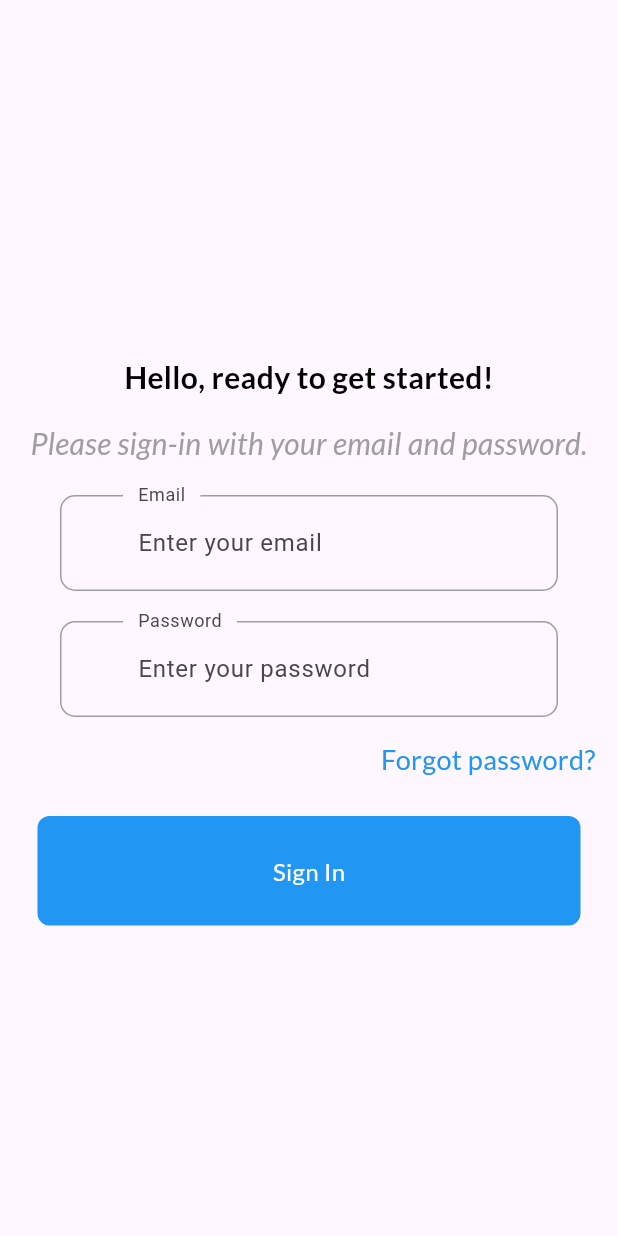
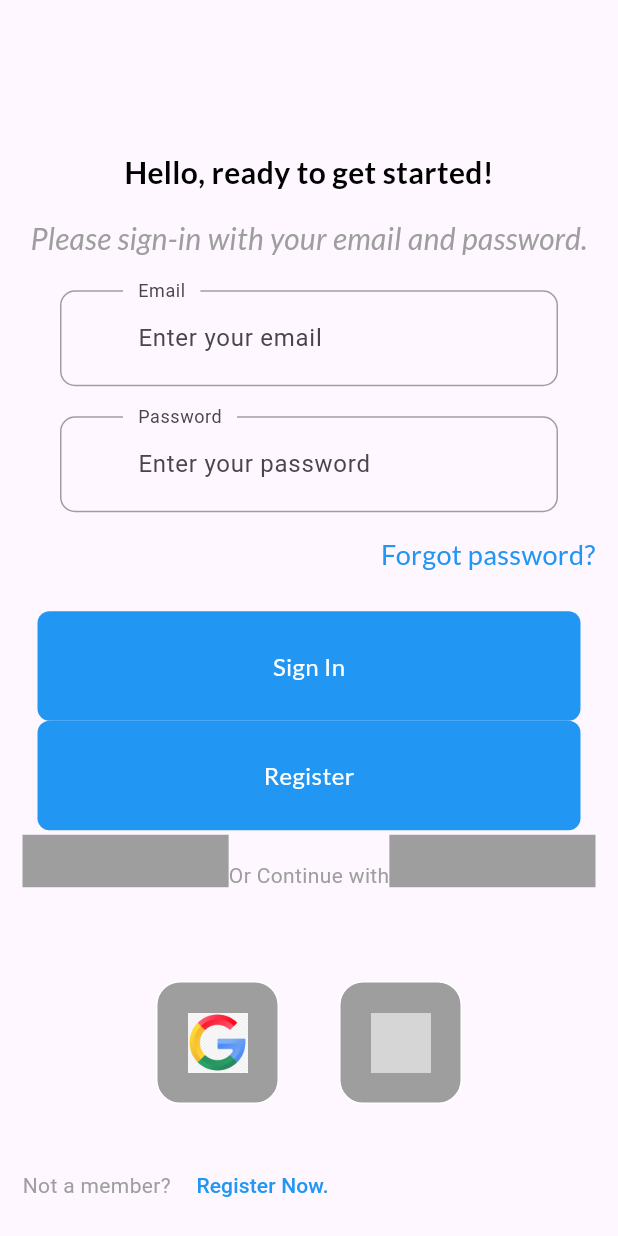
Before and after one commit to Mamarkkk/todolist, a Flutter app: the screen it shows after launch, on a phone screen of 412 x 824 dp. Run offline on Flutter 3.47's test engine with Material 3 defaults, Android fonts, the phone set to English and light mode, and no system bars; our stand-ins replace google_fonts; grey boxes are pictures that could not be loaded.

Commit message:
update_1

```diff
--- /dev/null
+++ b/lib/components/my_button.dart
@@ -0,0 +1,32 @@
+import 'package:flutter/material.dart';
+import 'package:google_fonts/google_fonts.dart';
+
+class MyButton extends StatelessWidget {
+  final Function() onTap;
+  final hinText;
+
+  const MyButton({
+    super.key,
+    required this.onTap,
+    required this.hinText,
+  });
+
+  @override
+  Widget build(BuildContext context) {
+    return GestureDetector(
+        onTap: onTap,
+        child: Container(
+          padding: const EdgeInsets.all(25),
+          margin: const EdgeInsetsDirectional.symmetric(horizontal: 10),
+          decoration: BoxDecoration(
+            color: Colors.blue,
+            borderRadius: BorderRadius.circular(8),
+          ),
+          child: Center(
+              child: Text(
+            hinText,
+            style: GoogleFonts.lato(color: Colors.white, fontSize: 16),
+          )),
+        ));
+  }
+}
--- /dev/null
+++ b/lib/components/my_icon_btn.dart
@@ -0,0 +1,23 @@
+import 'package:flutter/material.dart';
+
+class MyIconBtn extends StatelessWidget {
+  final String imagePath;
+
+  const MyIconBtn({super.key, required this.imagePath});
+
+  @override
+  Widget build(BuildContext context) {
+    return Container(
+      padding: const EdgeInsets.all(20),
+      decoration: BoxDecoration(
+        border: Border.all(color: Colors.white),
+        borderRadius: BorderRadius.circular(16),
+        color: Colors.grey,
+      ),
+      child: Image.asset(
+        imagePath,
+        height: 40,
+      ),
+    );
+  }
+}
--- a/lib/screens/sign_in_screen.dart
+++ b/lib/screens/sign_in_screen.dart
@@ -1,5 +1,8 @@
 import 'package:flutter/material.dart';
+import 'package:flutter/widgets.dart';
 import 'package:google_fonts/google_fonts.dart';
+import 'package:todolist_app/components/my_button.dart';
+import 'package:todolist_app/components/my_icon_btn.dart';
 import 'package:todolist_app/components/my_textfield.dart';
 import 'package:todolist_app/constant/constant.dart';
 
@@ -13,6 +16,11 @@ class SignInScreen extends StatefulWidget {
 class SignInScreenState extends State<SignInScreen> {
   final emailController = TextEditingController();
   final passwordController = TextEditingController();
+
+  //signin function here
+  void signInUser() async {
+    //add username and password tp firebase friday 11
+  }
 
   @override
   Widget build(BuildContext context) {
@@ -50,31 +58,90 @@ class SignInScreenState extends State<SignInScreen> {
                   hintText: 'Enter your password',
                   obscureText: true,
                   labelText: 'Password'),
-
-                  const SizedBox(height: 15,),
-
-                  Row(
-                    mainAxisAlignment: MainAxisAlignment.end,
-                    children: [
-                      Text('Forgot password?', style: GoogleFonts.lato(fontSize: 18,color: Colors.blue),),
-                    ],
+              const SizedBox(
+                height: 15,
+              ),
+              Row(
+                mainAxisAlignment: MainAxisAlignment.end,
+                children: [
+                  Text(
+                    'Forgot password?',
+                    style: GoogleFonts.lato(fontSize: 18, color: Colors.blue),
                   ),
-                  const SizedBox(height: 25,),
-
-                  GestureDetector(
-                    onTap: (){},
-                    child: Container(
-                      padding: const EdgeInsets.all(25),
-                      margin: const EdgeInsetsDirectional.symmetric(horizontal: 10),
-                      decoration: BoxDecoration(
-                        color: Colors.blue,
-                        borderRadius: BorderRadius.circular(8),
-                      ),
-                      child: Center(child: Text("Sign In", style: GoogleFonts.lato(color: Colors.white, fontSize: 16),)),
-                    )
+                ],
+              ),
+              const SizedBox(
+                height: 25,
+              ),
+              MyButton(
+                onTap: signInUser,
+                hinText: 'Sign In',
+              ),
+              MyButton(
+                onTap: signInUser,
+                hinText: 'Register',
+              ),
+              const SizedBox(
+                height: 20,
+              ),
+              const Row(
+                children: [
+                  Expanded(
+                      child: Divider(
+                    thickness: 035,
+                    color: Colors.grey,
+                  )),
+                  SizedBox(
+                    height: 3,
                   ),
-
-                  const Spacer(),
+                  Text(
+                    'Or Continue with',
+                    style: TextStyle(color: Colors.grey),
+                  ),
+                  SizedBox(
+                    height: 3,
+                  ),
+                  Expanded(
+                      child: Divider(
+                    thickness: 035,
+                    color: Colors.grey,
+                  )),
+                ],
+              ),
+              const Spacer(),
+              const Row(
+                mainAxisAlignment: MainAxisAlignment.center,
+                children: [
+                  MyIconBtn(
+                    imagePath: 'assets/images/google_icon.png',
+                  ),
+                  SizedBox(
+                    width: 40,
+                  ),
+                  MyIconBtn(imagePath: 'assets/images/apple_icon.jpg,'),
+                ],
+              ),
+              const SizedBox(
+                height: 30,
+              ),
+              Row(
+                children: [
+                  Text(
+                    'Not a member?',
+                    style: TextStyle(color: Colors.grey),
+                  ),
+                  SizedBox(
+                    width: 5,
+                  ),
+                  TextButton(
+                      onPressed: () {},
+                      child: const Text(
+                        'Register Now.',
+                        style: TextStyle(
+                            fontWeight: FontWeight.w500, color: Colors.blue),
+                      )),
+                ],
+              )
             ],
           ),
         ),
```
Also changed, not shown: pubspec.yaml (+4 -3 lines), assets/images/apple_icon.jpg (added), assets/images/google_icon.png (added).
